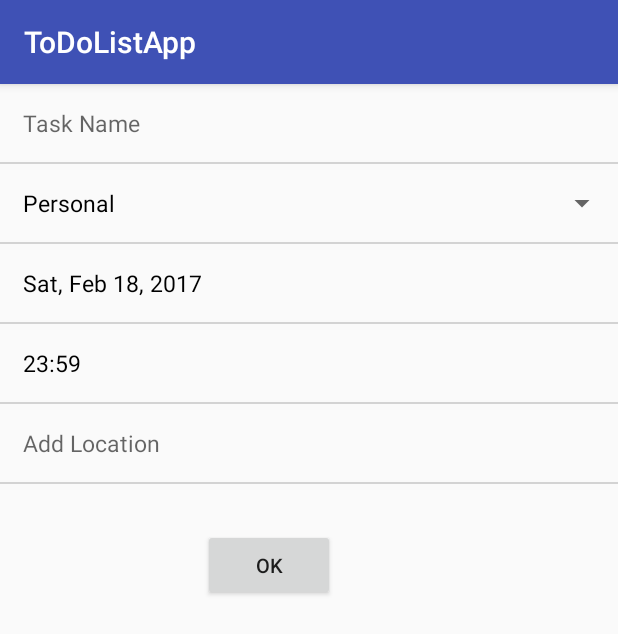
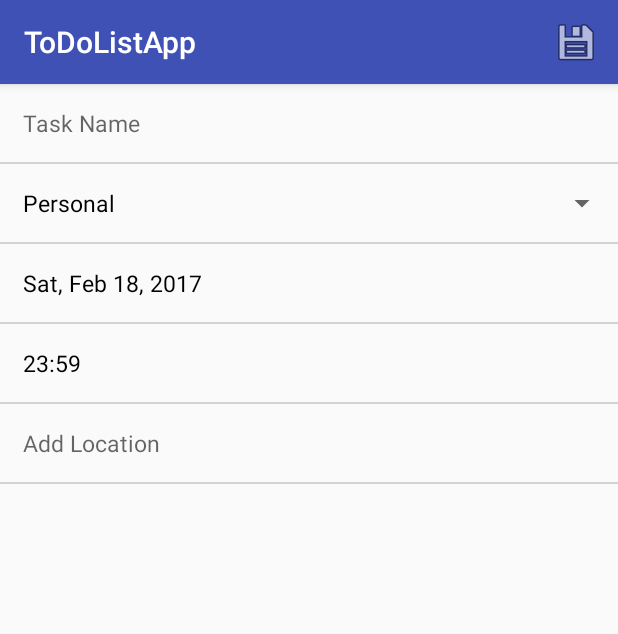
Before and after one commit to karthiknara99/Natural-User-Interaction, an Android app: the CreateTaskActivity screen opened directly, with no data from a screen before it, on a phone screen of 412 x 824 dp. Shown: the top 634 px of the screen. Run offline under Robolectric (Android 15) with nearby library versions, the phone set to English and light mode, and no system bars.

Commit message:
Save Button Updated

```diff
--- a/ToDoListApp/app/src/main/java/com/teamnougat/todolistapp/CreateTaskActivity.java
+++ b/ToDoListApp/app/src/main/java/com/teamnougat/todolistapp/CreateTaskActivity.java
@@ -1,5 +1,6 @@
 package com.teamnougat.todolistapp;
 
+import android.content.Intent;
 import android.graphics.Color;
 import android.support.v7.app.AppCompatActivity;
 import android.os.Bundle;
@@ -8,6 +9,8 @@ import android.database.sqlite.SQLiteDatabase;
 import android.app.DatePickerDialog;
 import android.app.TimePickerDialog;
 import android.util.Log;
+import android.view.Menu;
+import android.view.MenuItem;
 import android.view.View;
 import android.widget.ArrayAdapter;
 import android.widget.Button;
@@ -25,7 +28,6 @@ import java.text.SimpleDateFormat;
 import java.util.ArrayList;
 import java.util.Calendar;
 import java.util.Date;
-import android.content.Intent;
 import android.gesture.Gesture;
 import android.gesture.Prediction;
 import android.gesture.GestureLibraries;
@@ -38,7 +40,6 @@ public class CreateTaskActivity extends AppCompatActivity implements View.OnClic
     private static final String TAG = "CreateTaskActivity";
     private TaskDbHelper myHelper;
 
-    Button csubmit;
     Spinner ctaskType;
     EditText ctaskName, clocation;
     TextView cdate, ctime;
@@ -71,7 +72,6 @@ public class CreateTaskActivity extends AppCompatActivity implements View.OnClic
         cdate = (TextView) findViewById(R.id.create_date);
         ctime = (TextView) findViewById(R.id.create_time);
         clocation = (EditText)findViewById(R.id.create_location);
-        csubmit = (Button)findViewById(R.id.create_submit);
 
         final Calendar c = Calendar.getInstance();
         mYear = c.get(Calendar.YEAR);
@@ -96,7 +96,31 @@ public class CreateTaskActivity extends AppCompatActivity implements View.OnClic
 
         cdate.setOnClickListener(this);
         ctime.setOnClickListener(this);
-        csubmit.setOnClickListener(this);
+    }
+
+    @Override
+    public boolean onCreateOptionsMenu(Menu menu) {
+        getMenuInflater().inflate(R.menu.create_task_menu, menu);
+        return super.onCreateOptionsMenu(menu);
+    }
+
+    @Override   //Save
+    public boolean onOptionsItemSelected(MenuItem item) {
+        switch (item.getItemId()) {
+            case R.id.action_save_task:
+                if( ctaskName.getText().toString().isEmpty() ){
+                    Toast.makeText(this, "Task Name Empty", Toast.LENGTH_SHORT).show();
+                }
+                else{
+                    insertDb();
+                    setResult(RESULT_OK, null);
+                    finish();
+                }
+                return true;
+
+            default:
+                return super.onOptionsItemSelected(item);
+        }
     }
 
     public String findDay( int mDay ){
@@ -153,16 +177,6 @@ public class CreateTaskActivity extends AppCompatActivity implements View.OnClic
 
     @Override
     public void onClick(View v) {
-        if( v == csubmit ){
-            if( ctaskName.getText().toString().isEmpty() ){
-                Toast.makeText(this, "Task Name Empty", Toast.LENGTH_SHORT).show();
-            }
-            else{
-                insertDb();
-                setResult(RESULT_OK, null);
-                finish();
-            }
-        }
         if( v == cdate ) {
             final Calendar c = Calendar.getInstance();
 
--- a/ToDoListApp/app/src/main/java/com/teamnougat/todolistapp/MainActivity.java
+++ b/ToDoListApp/app/src/main/java/com/teamnougat/todolistapp/MainActivity.java
@@ -12,7 +12,6 @@ import android.os.Bundle;
 import android.content.Intent;
 import android.database.Cursor;
 import android.database.sqlite.SQLiteDatabase;
-import android.util.Log;
 import android.view.Menu;
 import android.view.MenuItem;
 import android.view.View;
@@ -67,8 +66,6 @@ public class MainActivity extends AppCompatActivity implements OnGesturePerforme
         getMenuInflater().inflate(R.menu.main_menu, menu);
         return super.onCreateOptionsMenu(menu);
     }
-
-
 
     @Override   //Insert
     public boolean onOptionsItemSelected(MenuItem item) {
--- a/ToDoListApp/app/src/main/res/layout/activity_create_task.xml
+++ b/ToDoListApp/app/src/main/res/layout/activity_create_task.xml
@@ -93,15 +93,6 @@
             android:text=" "
             android:background="#d3d3d3"/>
 
-        <Button
-            android:id="@+id/create_submit"
-            android:layout_width="wrap_content"
-            android:layout_height="wrap_content"
-            android:layout_marginTop="30dp"
-            android:layout_marginLeft="135dp"
-            android:text="OK"
-            android:textSize="13dp"/>
-
     </LinearLayout>
 
 </RelativeLayout>
--- /dev/null
+++ b/ToDoListApp/app/src/main/res/menu/create_task_menu.xml
@@ -0,0 +1,9 @@
+<?xml version="1.0" encoding="utf-8"?>
+<menu xmlns:android="http://schemas.android.com/apk/res/android"
+    xmlns:app="http://schemas.android.com/apk/res-auto">
+    <item
+        android:id="@+id/action_save_task"
+        android:icon="@android:drawable/ic_menu_save"
+        android:title="Add Task"
+        app:showAsAction="always" />
+</menu>
```
